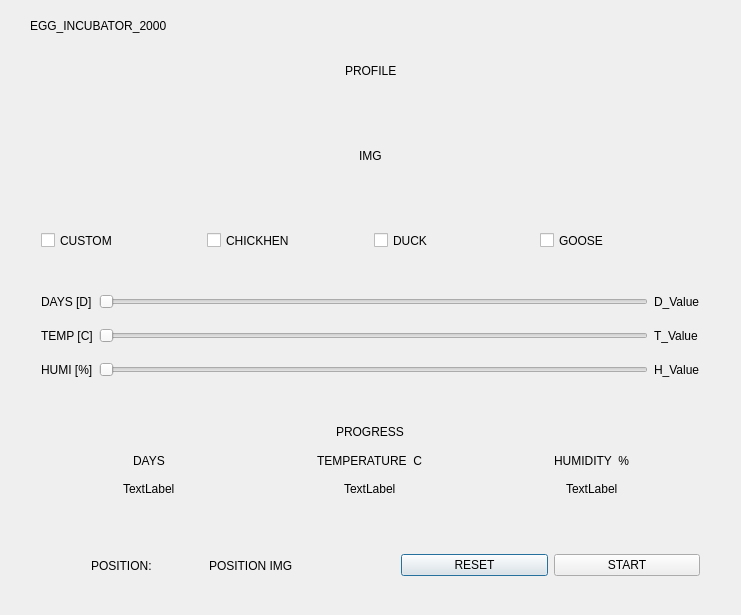
Before: the Qt Designer form dialog.ui in gvesic96/rpi_incubator, drawn with Qt 5.
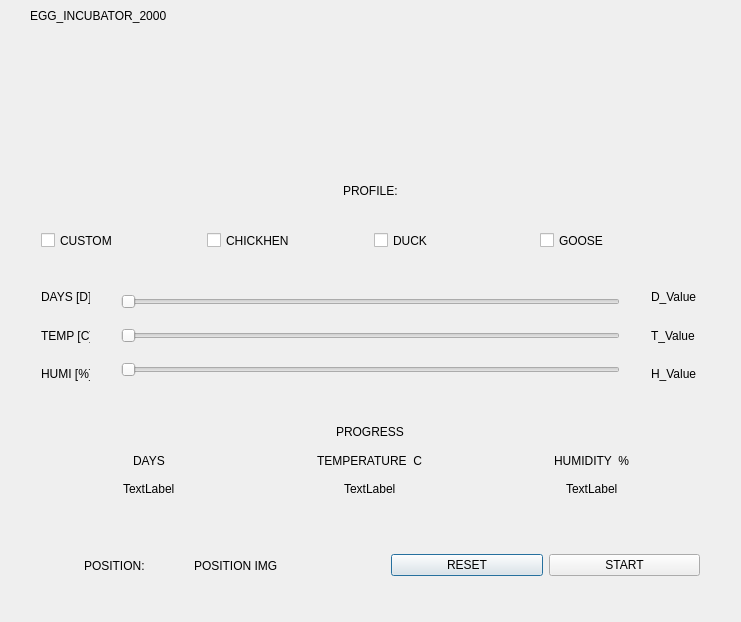
After: the same form once the commit is applied. Icons and pictures are not drawn.

Commit message: Added Pixmap and slider functionality

Diff of the .ui file:
```diff
--- a/dialog.ui
+++ b/dialog.ui
@@ -7,7 +7,7 @@
     <x>0</x>
     <y>0</y>
     <width>741</width>
-    <height>615</height>
+    <height>622</height>
    </rect>
   </property>
   <property name="windowTitle">
@@ -57,7 +57,7 @@
    <property name="geometry">
     <rect>
      <x>30</x>
-     <y>10</y>
+     <y>0</y>
      <width>191</width>
      <height>31</height>
     </rect>
@@ -70,7 +70,7 @@
    <property name="geometry">
     <rect>
      <x>30</x>
-     <y>50</y>
+     <y>170</y>
      <width>681</width>
      <height>41</height>
     </rect>
@@ -92,7 +92,7 @@
     <item>
      <widget class="QLabel" name="label_2">
       <property name="text">
-       <string>PROFILE</string>
+       <string>PROFILE:</string>
       </property>
      </widget>
     </item>
@@ -115,9 +115,9 @@
    <property name="geometry">
     <rect>
      <x>30</x>
-     <y>100</y>
+     <y>29</y>
      <width>681</width>
-     <height>111</height>
+     <height>151</height>
     </rect>
    </property>
    <layout class="QHBoxLayout" name="horizontalLayout_3">
@@ -137,7 +137,13 @@
     <item>
      <widget class="QLabel" name="label_3">
       <property name="text">
-       <string>IMG</string>
+       <string/>
+      </property>
+      <property name="textFormat">
+       <enum>Qt::PlainText</enum>
+      </property>
+      <property name="pixmap">
+       <pixmap resource="slike.qrc">:/slike/egg128.png</pixmap>
       </property>
      </widget>
     </item>
@@ -156,81 +162,6 @@
     </item>
    </layout>
   </widget>
-  <widget class="QWidget" name="gridLayoutWidget">
-   <property name="geometry">
-    <rect>
-     <x>30</x>
-     <y>270</y>
-     <width>681</width>
-     <height>131</height>
-    </rect>
-   </property>
-   <layout class="QGridLayout" name="gridLayout">
-    <item row="1" column="1">
-     <widget class="QSlider" name="horizontalSlider_2">
-      <property name="orientation">
-       <enum>Qt::Horizontal</enum>
-      </property>
-     </widget>
-    </item>
-    <item row="2" column="0">
-     <widget class="QLabel" name="label_6">
-      <property name="text">
-       <string>HUMI [%]</string>
-      </property>
-     </widget>
-    </item>
-    <item row="0" column="0">
-     <widget class="QLabel" name="label_5">
-      <property name="text">
-       <string>DAYS [D]</string>
-      </property>
-     </widget>
-    </item>
-    <item row="1" column="0">
-     <widget class="QLabel" name="label_4">
-      <property name="text">
-       <string>TEMP [C]</string>
-      </property>
-     </widget>
-    </item>
-    <item row="2" column="1">
-     <widget class="QSlider" name="horizontalSlider_3">
-      <property name="orientation">
-       <enum>Qt::Horizontal</enum>
-      </property>
-     </widget>
-    </item>
-    <item row="0" column="1">
-     <widget class="QSlider" name="horizontalSlider">
-      <property name="orientation">
-       <enum>Qt::Horizontal</enum>
-      </property>
-     </widget>
-    </item>
-    <item row="0" column="2">
-     <widget class="QLabel" name="label_7">
-      <property name="text">
-       <string>D_Value</string>
-      </property>
-     </widget>
-    </item>
-    <item row="1" column="2">
-     <widget class="QLabel" name="label_8">
-      <property name="text">
-       <string>T_Value</string>
-      </property>
-     </widget>
-    </item>
-    <item row="2" column="2">
-     <widget class="QLabel" name="label_9">
-      <property name="text">
-       <string>H_Value</string>
-      </property>
-     </widget>
-    </item>
-   </layout>
-  </widget>
   <widget class="QWidget" name="gridLayoutWidget_2">
    <property name="geometry">
     <rect>
@@ -297,7 +228,7 @@
     <rect>
      <x>30</x>
      <y>520</y>
-     <width>351</width>
+     <width>321</width>
      <height>91</height>
     </rect>
    </property>
@@ -321,9 +252,9 @@
   <widget class="QWidget" name="horizontalLayoutWidget_5">
    <property name="geometry">
     <rect>
-     <x>390</x>
+     <x>380</x>
      <y>520</y>
-     <width>321</width>
+     <width>331</width>
      <height>91</height>
     </rect>
    </property>
@@ -344,6 +275,114 @@
     </item>
    </layout>
   </widget>
+  <widget class="QWidget" name="verticalLayoutWidget">
+   <property name="geometry">
+    <rect>
+     <x>640</x>
+     <y>270</y>
+     <width>71</width>
+     <height>131</height>
+    </rect>
+   </property>
+   <layout class="QVBoxLayout" name="verticalLayout">
+    <item>
+     <widget class="QLabel" name="label_7">
+      <property name="text">
+       <string>D_Value</string>
+      </property>
+     </widget>
+    </item>
+    <item>
+     <widget class="QLabel" name="label_8">
+      <property name="text">
+       <string>T_Value</string>
+      </property>
+     </widget>
+    </item>
+    <item>
+     <widget class="QLabel" name="label_9">
+      <property name="text">
+       <string>H_Value</string>
+      </property>
+     </widget>
+    </item>
+   </layout>
+  </widget>
+  <widget class="QWidget" name="verticalLayoutWidget_2">
+   <property name="geometry">
+    <rect>
+     <x>30</x>
+     <y>270</y>
+     <width>71</width>
+     <height>131</height>
+    </rect>
+   </property>
+   <layout class="QVBoxLayout" name="verticalLayout_2">
+    <item>
+     <widget class="QLabel" name="label_5">
+      <property name="text">
+       <string>DAYS [D]</string>
+      </property>
+     </widget>
+    </item>
+    <item>
+     <widget class="QLabel" name="label_4">
+      <property name="text">
+       <string>TEMP [C]</string>
+      </property>
+     </widget>
+    </item>
+    <item>
+     <widget class="QLabel" name="label_6">
+      <property name="text">
+       <string>HUMI [%]</string>
+      </property>
+     </widget>
+    </item>
+   </layout>
+  </widget>
+  <widget class="QWidget" name="verticalLayoutWidget_3">
+   <property name="geometry">
+    <rect>
+     <x>110</x>
+     <y>270</y>
+     <width>521</width>
+     <height>131</height>
+    </rect>
+   </property>
+   <layout class="QVBoxLayout" name="verticalLayout_3">
+    <item>
+     <widget class="QSlider" name="horizontalSlider">
+      <property name="singleStep">
+       <number>1</number>
+      </property>
+      <property name="orientation">
+       <enum>Qt::Horizontal</enum>
+      </property>
+     </widget>
+    </item>
+    <item>
+     <widget class="QSlider" name="horizontalSlider_2">
+      <property name="maximum">
+       <number>1000</number>
+      </property>
+      <property name="orientation">
+       <enum>Qt::Horizontal</enum>
+      </property>
+     </widget>
+    </item>
+    <item>
+     <widget class="QSlider" name="horizontalSlider_3">
+      <property name="maximum">
+       <number>1000</number>
+      </property>
+      <property name="orientation">
+       <enum>Qt::Horizontal</enum>
+      </property>
+     </widget>
+    </item>
+   </layout>
+  </widget>
  </widget>
  <layoutdefault spacing="6" margin="11"/>
  <resources/>
```
Left out of the diff: 4 changed lines with no effect on the pictures. The commit also changes 9 other files.
